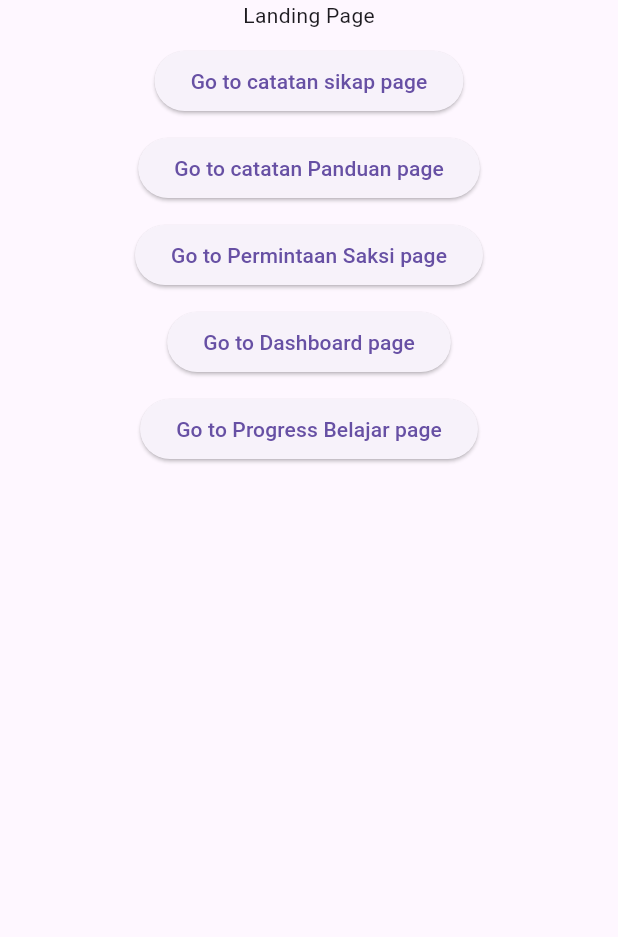
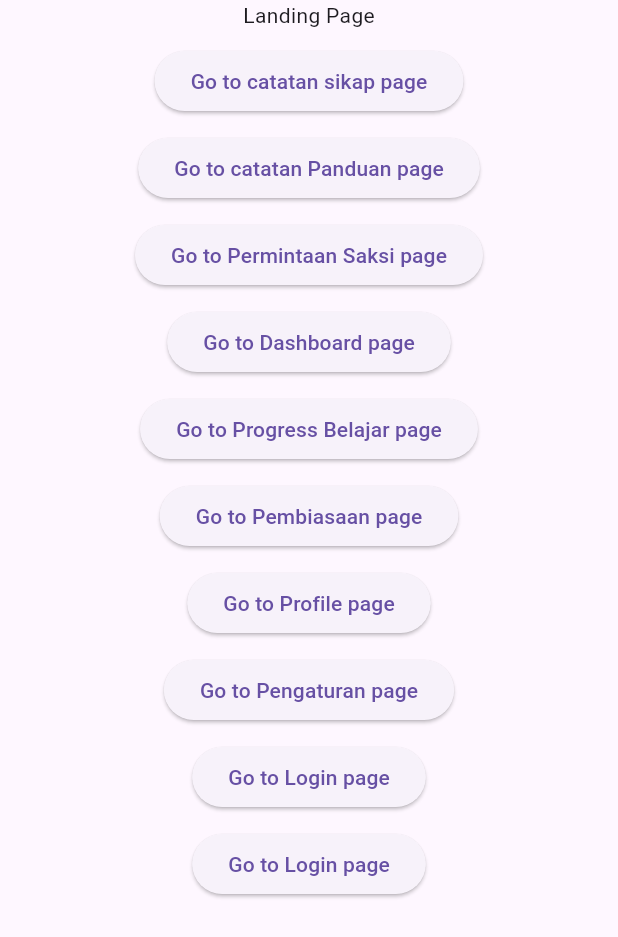
Before and after one commit to syahputrawinata/JurnalKu_Flutter_App, a Flutter app: the screen it shows after launch, on a phone screen of 412 x 824 dp. Shown: the top 937 px of the screen. Run offline on Flutter 3.47's test engine with Material 3 defaults, Android fonts, the light colour scheme and no system bars.

Commit message:
updt landing

```diff
--- a/lib/landing_page.dart
+++ b/lib/landing_page.dart
@@ -6,7 +6,6 @@ import 'package:jurnalku_app/pengaturan.dart';
 import 'package:jurnalku_app/Profile.dart';
 import 'package:jurnalku_app/pembiasaan_page.dart';
 import 'package:jurnalku_app/dashboard_page.dart';
-import 'package:jurnalku_app/panduan_page.dart';
 import 'package:jurnalku_app/permintaansaksi_page.dart';
 import 'package:jurnalku_app/progressbelajar_page.dart';
 
@@ -86,6 +85,68 @@ class _LandingPageState extends State<LandingPage> {
             },
             child: Text('Go to Progress Belajar page'),
           ),
+          SizedBox(height: 10,),
+          ElevatedButton(
+            onPressed: () {
+              Navigator.push(
+                context,
+                  MaterialPageRoute(
+                    builder: (context) => JurnalPembiasaanPage(),
+                ),
+              );
+            },
+            child: Text('Go to Pembiasaan page'),
+          ),
+          SizedBox(height: 10,),
+          ElevatedButton(
+            onPressed: () {
+              Navigator.push(
+                context,
+                  MaterialPageRoute(
+                    builder: (context) => Profile(),
+                ),
+              );
+            },
+            child: Text('Go to Profile page'),
+          ),
+          SizedBox(height: 10,),
+          ElevatedButton(
+            onPressed: () {
+              Navigator.push(
+                context,
+                  MaterialPageRoute(
+                    builder: (context) => PengaturanPage(),
+                ),
+              );
+            },
+            child: Text('Go to Pengaturan page'),
+          ),
+          SizedBox(height: 10,),
+          ElevatedButton(
+            onPressed: () {
+              Navigator.push(
+                context,
+                  MaterialPageRoute(
+                    builder: (context) => JurnalkuPage(),
+                ),
+              );
+            },
+            child: Text('Go to Login page'),
+          ),
+          SizedBox(height: 10,),
+          ElevatedButton(
+            onPressed: () {
+              Navigator.push(
+                context,
+                  MaterialPageRoute(
+                    builder: (context) => PanduanPenggunaanPage(),
+                ),
+              );
+            },
+            child: Text('Go to Login page'),
+          ),
+
+
         ],
       ),
     );
```
